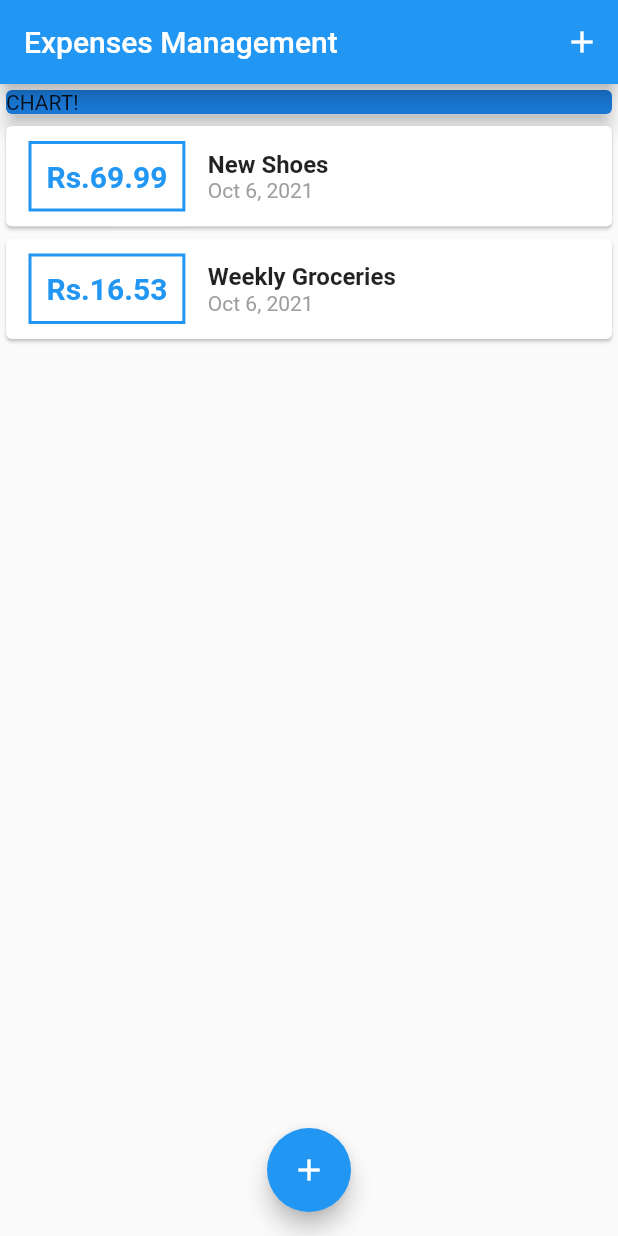
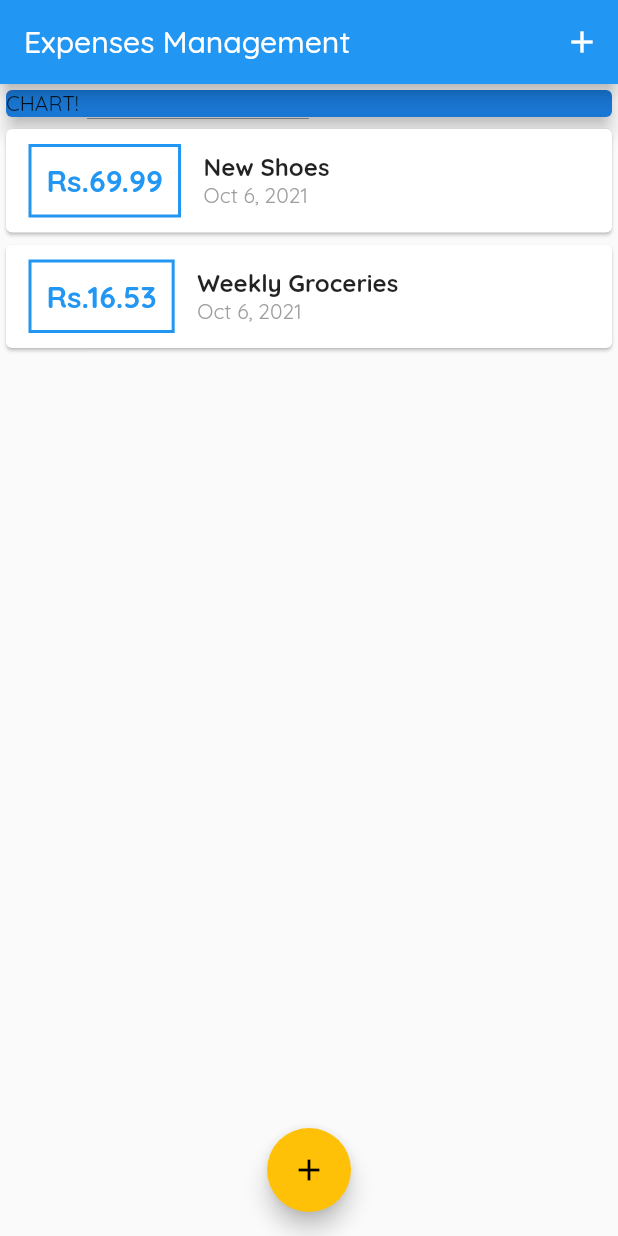
Before and after one commit to LakithaDM/BudgetApp, a Flutter app: the screen it shows after launch, on a phone screen of 412 x 824 dp. Run offline on Flutter 3.47's test engine with Material 2 defaults, Android fonts, the light colour scheme and no system bars.

Commit message:
change the font to quicksand

```diff
--- a/budjetapp/lib/main.dart
+++ b/budjetapp/lib/main.dart
@@ -13,6 +13,8 @@
       title: 'Expenses Management',
       theme: ThemeData(
         primarySwatch: Colors.blue,
+        accentColor: Colors.amber,
+        fontFamily: 'Quicksand',
       ),
       home: MyHomePage(),
     );
```
Also changed, not shown: budjetapp/pubspec.yaml (+11 -0 lines).
